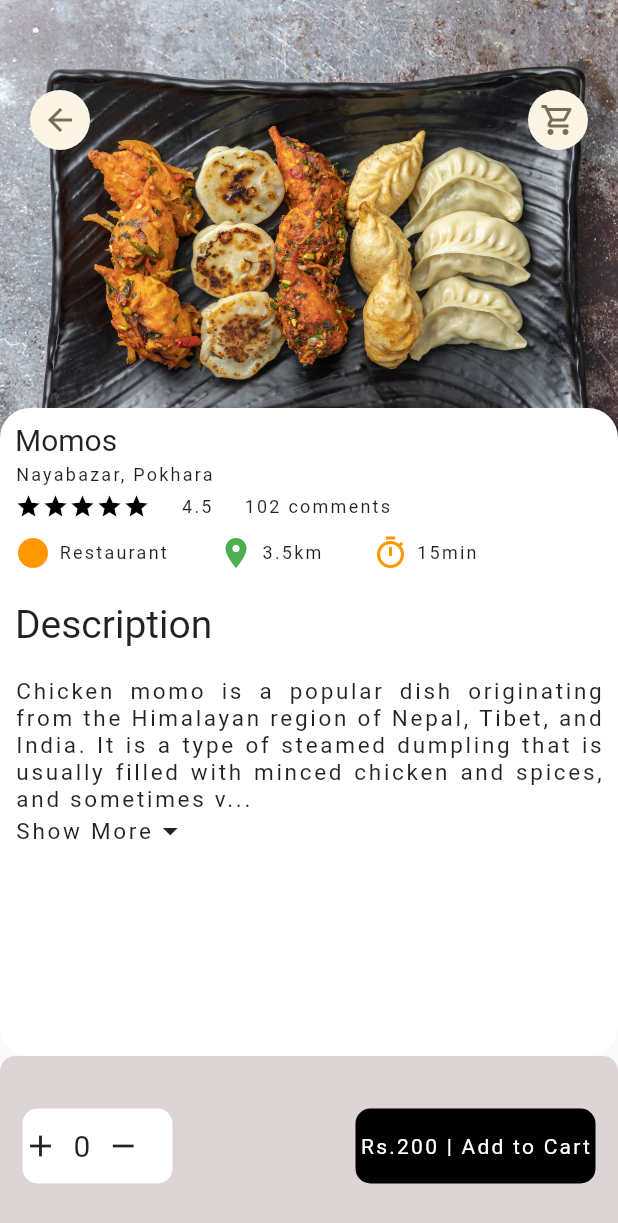
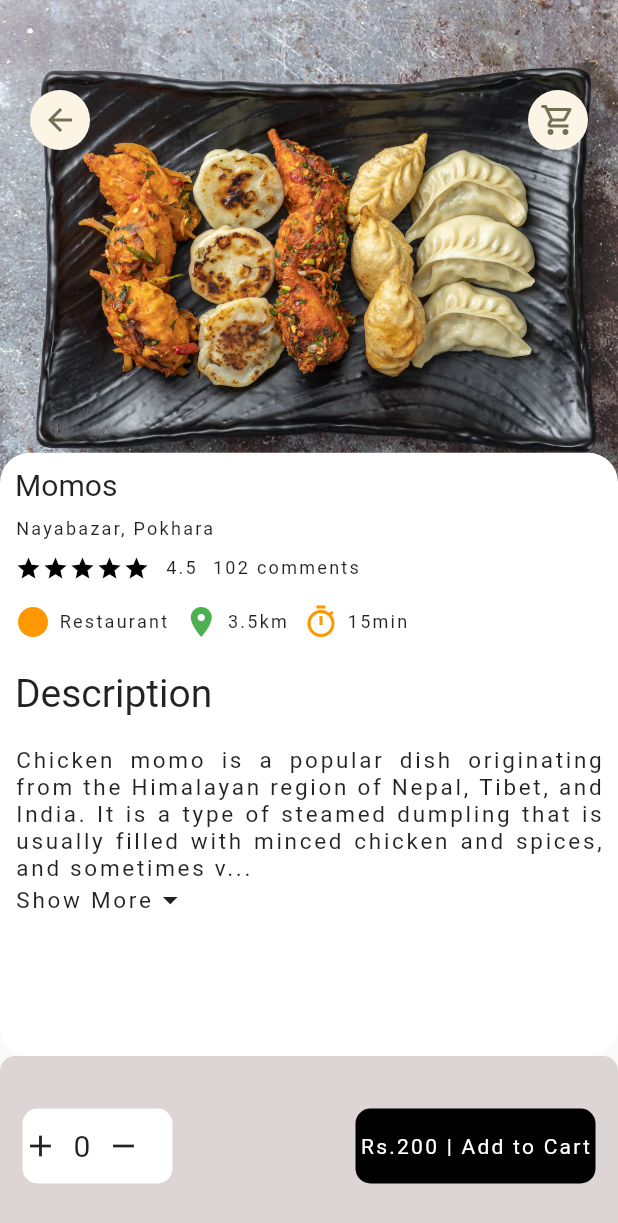
Before and after one commit to ankitsubedi89/food-delivery-app, a Flutter app: the screen it shows after launch, after a tap on "IBlues Restaurant and bar", on a phone screen of 412 x 824 dp. Shown: the top 1223 px of the screen. Run offline on Flutter 3.47's test engine with Material 2 defaults, Android fonts, the phone set to English and light mode, and no system bars; our stand-ins replace dots_indicator, flutter_screenutil, get; missing offline and left inert: dart:ffi; Roboto replaces fonts that are missing (Raleway).

Commit message:
Responsive page created

```diff
--- a/lib/pages/food/food_details.dart
+++ b/lib/pages/food/food_details.dart
@@ -1,6 +1,6 @@
 import 'package:flutter/material.dart';
-import 'package:flutter_catalog/widgets/add_to_cart.dart';
 import 'package:flutter_catalog/widgets/description_text.dart';
+import 'package:flutter_catalog/widgets/dimensions.dart';
 
 import '../../widgets/app_icon.dart';
 import '../../widgets/big_text.dart';
@@ -13,7 +13,8 @@ class FoodDetails extends StatelessWidget {
 
   @override
   Widget build(BuildContext context) {
-    // print(MediaQuery.of(context).size.height);
+    print(MediaQuery.of(context).size.height);
+    print(MediaQuery.of(context).size.width);
     var _mediaQuery = MediaQuery.of(context);
     return Scaffold(
       body: Stack(children: [
@@ -22,7 +23,7 @@ class FoodDetails extends StatelessWidget {
           right: 0,
           child: Container(
             width: double.infinity,
-            height: _mediaQuery.size.height * 0.4,
+            height: Dimensions.height330,
             decoration: const BoxDecoration(
                 image: DecorationImage(
                     fit: BoxFit.cover,
@@ -30,7 +31,7 @@ class FoodDetails extends StatelessWidget {
           ),
         ),
         Positioned(
-            top: _mediaQuery.size.height * 0.33,
+            top: Dimensions.height300,
             bottom: 0,
             left: 0,
             right: 0,
@@ -50,12 +51,12 @@ class FoodDetails extends StatelessWidget {
                     crossAxisAlignment: CrossAxisAlignment.start,
                     children: [
                       BigText(text: "Momos"),
-                      const SizedBox(
-                        height: 5,
+                      SizedBox(
+                        height: Dimensions.height10,
                       ),
                       SmallText(text: "Nayabazar, Pokhara"),
-                      const SizedBox(
-                        height: 5,
+                      SizedBox(
+                        height: Dimensions.height10,
                       ),
                       Row(
                       children: [
@@ -69,17 +70,17 @@ class FoodDetails extends StatelessWidget {
                                   )),
                         ),
                         SizedBox(
-                            width: _mediaQuery.size.width * 0.05,
+                          width: Dimensions.width10,
                         ),
                         SmallText(text: '4.5'),
                         SizedBox(
-                            width: _mediaQuery.size.width * 0.05,
+                          width:Dimensions.width10,
                         ),
                         SmallText(text: '102 comments')
                       ],
                     ),
                     SizedBox(
-                        height: _mediaQuery.size.height * 0.012,
+                      height: Dimensions.height15,
                     ),
                     Row(
                       children: [
@@ -88,14 +89,14 @@ class FoodDetails extends StatelessWidget {
                             text: 'Restaurant',
                             iconColor: Colors.orange),
                         SizedBox(
-                            width: _mediaQuery.size.width * 0.081,
+                          width: Dimensions.width10,
                         ),
                         const IconText(
                             icon: Icons.location_on,
                             text: '3.5km',
                             iconColor: Colors.green),
                         SizedBox(
-                            width: _mediaQuery.size.width * 0.081,
+                          width: Dimensions.width10,
                         ),
                         const IconText(
                             icon: Icons.timer_outlined,
--- a/lib/pages/home/main_screen.dart
+++ b/lib/pages/home/main_screen.dart
@@ -1,6 +1,7 @@
 import 'package:flutter/material.dart';
 import 'package:flutter_catalog/pages/home/restaurant_page_body.dart';
 import 'package:flutter_catalog/widgets/big_text.dart';
+import 'package:flutter_catalog/widgets/dimensions.dart';
 import 'package:flutter_catalog/widgets/small_text.dart';
 
 class MainScreen extends StatelessWidget {
@@ -13,27 +14,27 @@ class MainScreen extends StatelessWidget {
         body: Column(
           children: [
             Container(
-              margin: EdgeInsets.only(top: 10, bottom: 10 ),
-              padding: EdgeInsets.only(left: 10, right: 10),
+              margin: EdgeInsets.only(top: Dimensions.height10, bottom: Dimensions.height10 ),
+              padding: EdgeInsets.only(left: Dimensions.width10, right: Dimensions.width10),
               child: Row(
                 mainAxisAlignment: MainAxisAlignment.spaceBetween,
                 children: [
                   Column(
-                    children: [BigText(text: "Nepal", size: 30,),
+                    children: [BigText(text: "Nepal", size: Dimensions.font30,),
                      Row(
                        children: [
-                         SmallText(text: "Pokhara", size: 15,),
+                         SmallText(text: "Pokhara", size: Dimensions.font15,),
                          Icon(Icons.arrow_drop_down_rounded)
                        ],
                      )],
                   ),
                   Container(
-                    height: 50,
-                    width: 50,
+                    height: Dimensions.height50,
+                    width: Dimensions.width50,
                     child: Icon(Icons.search, color: Colors.white),
                     decoration: BoxDecoration(
                         color: Colors.black,
-                        borderRadius: BorderRadius.circular(10)),
+                        borderRadius: BorderRadius.circular(Dimensions.radius10)),
                   )
                 ],
               ),
--- a/lib/pages/home/restaurant_page_body.dart
+++ b/lib/pages/home/restaurant_page_body.dart
@@ -2,6 +2,7 @@ import 'package:dots_indicator/dots_indicator.dart';
 import 'package:flutter/material.dart';
 import 'package:flutter_catalog/pages/food/food_details.dart';
 import 'package:flutter_catalog/widgets/big_text.dart';
+import 'package:flutter_catalog/widgets/dimensions.dart';
 import 'package:flutter_catalog/widgets/icon_text.dart';
 import 'package:flutter_catalog/widgets/small_text.dart';
 import 'package:get/get.dart';
@@ -41,14 +42,16 @@ class _SlideshowFoodState extends State<RestaurantPageBody> {
     return Column(
       children: [
         Container(
-              margin: EdgeInsets.all(15),
-              child: Row(
-                 children: [ BigText(text: "Restaurant Near You", ),
+          margin: EdgeInsets.only(top: Dimensions.height15, left: Dimensions.width10, right: Dimensions.width10, bottom: Dimensions.height10),
+          child: Row(children: [
+            BigText(
+              text: "Restaurant Near You",
+            ),
           ]),
         ),
 
         Container(
-          height: _mediaQuery.size.height * 0.36,
+          height: Dimensions.pageViewContainer,
           // color: Colors.red,
           child: PageView.builder(
               controller: pageController,
@@ -66,15 +69,22 @@ class _SlideshowFoodState extends State<RestaurantPageBody> {
           ),
         ),
 
-        SizedBox(height: _mediaQuery.size.height * 0.012,),
+        SizedBox(
+          height: Dimensions.height10,
+        ),
         Container(
-          margin: EdgeInsets.only(left: 15),
+            margin: EdgeInsets.only(left: Dimensions.width10),
             child: Row(
               children: [
-              BigText(text: "All Restaurant", size: 22,),
+                BigText(
+                  text: "All Restaurant",
+                  size: Dimensions.font22,
+                ),
               ],
             )),
-          SizedBox(height: _mediaQuery.size.height * 0.018,),
+        SizedBox(
+          height: Dimensions.height15,
+        ),
 
         // for popular restaurant
         ListView.builder(
@@ -83,16 +93,16 @@ class _SlideshowFoodState extends State<RestaurantPageBody> {
             itemCount: 10,
             itemBuilder: ((context, index) {
               return Container(
-                margin: const EdgeInsets.only(right: 15, left: 15, bottom: 10),
+                margin: EdgeInsets.only(right: Dimensions.width15, left: Dimensions.width10, bottom: Dimensions.height10),
                 child: Column(
                   children: [
                     Row(
                       children: [
                         Container(
-                          height: 100,
-                          width: 100,
+                          height: Dimensions.height100,
+                          width: Dimensions.width100,
                           decoration: BoxDecoration(
-                            borderRadius: BorderRadius.circular(10),
+                            borderRadius: BorderRadius.circular(Dimensions.radius10),
                             image: const DecorationImage(
                                 image: AssetImage("assets/images/iblues.png"),
                                 fit: BoxFit.cover),
@@ -100,41 +110,46 @@ class _SlideshowFoodState extends State<RestaurantPageBody> {
                         ),
                         Expanded(
                           child: Container(
-                            height: 100,
+                            height: Dimensions.height100,
                             decoration: BoxDecoration(
                                 color: Colors.white,
-                                borderRadius: BorderRadius.circular(10)),
+                                borderRadius: BorderRadius.circular(Dimensions.radius10),),
                             child: Padding(
-                              padding: const EdgeInsets.all(10),
+                              padding: EdgeInsets.all(Dimensions.height10),
                               child: Column(
                                 crossAxisAlignment: CrossAxisAlignment.start,
                                 children: [
                                   InkWell(
                                       onTap: (() {
-                                      Get.to(() =>FoodDetails());
+                                        Get.to(() => FoodDetails());
                                         // Get.back();
                                       }),
-                                    child: BigText(text: "IBlues Restaurant and bar")),
-                                  SizedBox(height: 5,),
+                                      child: BigText(
+                                          text: "IBlues Restaurant and bar")),
+                                  SizedBox(
+                                    height: Dimensions.height8,
+                                  ),
                                   SmallText(text: "Nayabazar, Pokhara"),
-                                  SizedBox(height: 5,),
+                                  SizedBox(
+                                    height: Dimensions.height8,
+                                  ),
                                   Row(
-                                    children: const [
-                                      IconText(
+                                    children: [
+                                      const IconText(
                                           icon: Icons.circle_sharp,
                                           text: 'Restaurant',
                                           iconColor: Colors.orange),
                                       SizedBox(
-                                        width: 5,
+                                        width: Dimensions.width5,
                                       ),
-                                      IconText(
+                                      const IconText(
                                           icon: Icons.location_on,
                                           text: '3.5km',
                                           iconColor: Colors.green),
                                       SizedBox(
-                                        width: 5,
+                                        width: Dimensions.width5,
                                       ),
-                                      IconText(
+                                      const IconText(
                                           icon: Icons.timer_outlined,
                                           text: '15min',
                                           iconColor: Colors.orange)
@@ -158,12 +173,11 @@ class _SlideshowFoodState extends State<RestaurantPageBody> {
   Widget _buildHotel(index) {
     // Matrix4 matrix = Matrix4.identity();
 
-    var _mediaQuery = MediaQuery.of(context);
     return Stack(
       children: [
         Container(
-          height: _mediaQuery.size.height * 0.30,
-          margin: const EdgeInsets.only(left: 5, right: 5),
+          height: Dimensions.height250,
+          margin: EdgeInsets.only(left: Dimensions.width5, right: Dimensions.width5),
           decoration: BoxDecoration(
               borderRadius: BorderRadius.circular(30),
               color: index.isEven ? Color(hashCode) : Color(0xff9294cc),
@@ -174,10 +188,10 @@ class _SlideshowFoodState extends State<RestaurantPageBody> {
         Align(
           alignment: Alignment.bottomCenter,
           child: Container(
-              height: _mediaQuery.size.height * 0.146,
-              margin: const EdgeInsets.only(left: 35, right: 35, bottom: 20),
+              height: Dimensions.height120,
+              margin: EdgeInsets.only(left: Dimensions.width35, right: Dimensions.width35, bottom: Dimensions.height20),
               decoration: BoxDecoration(
-                borderRadius: BorderRadius.circular(25),
+                borderRadius: BorderRadius.circular(Dimensions.radius20),
                 color: Colors.white,
                 boxShadow: const [
                   BoxShadow(
@@ -189,37 +203,37 @@ class _SlideshowFoodState extends State<RestaurantPageBody> {
                 ],
               ),
               child: Container(
-                padding: EdgeInsets.only(right: 15, left: 15, top: 10),
+                padding: EdgeInsets.only(right: Dimensions.width10, left: Dimensions.width10, top: Dimensions.height10),
                 child: Column(
                   crossAxisAlignment: CrossAxisAlignment.start,
                   children: [
                     BigText(text: 'IBlues Restaurant and Bar'),
                     SizedBox(
-                      height: _mediaQuery.size.height * 0.012,
+                      height: Dimensions.height15,
                     ),
                     Row(
                       children: [
                         Wrap(
                           children: List.generate(
                               5,
-                              (index) => const Icon(
+                              (index) => Icon(
                                     Icons.star,
                                     color: Colors.black,
-                                    size: 18,
+                                    size: Dimensions.iconSize22,
                                   )),
                         ),
                         SizedBox(
-                          width: _mediaQuery.size.width * 0.05,
+                          width: Dimensions.width10,
                         ),
                         SmallText(text: '4.5'),
                         SizedBox(
-                          width: _mediaQuery.size.width * 0.05,
+                          width: Dimensions.width10,
                         ),
                         SmallText(text: '102 comments')
                       ],
                     ),
                     SizedBox(
-                      height: _mediaQuery.size.height * 0.012,
+                      height: Dimensions.height15,
                     ),
                     Row(
                       children: [
@@ -228,14 +242,14 @@ class _SlideshowFoodState extends State<RestaurantPageBody> {
                             text: 'Restaurant',
                             iconColor: Colors.orange),
                         SizedBox(
-                          width: _mediaQuery.size.width * 0.024,
+                          width: Dimensions.width10,
                         ),
                         const IconText(
                             icon: Icons.location_on,
                             text: '3.5km',
                             iconColor: Colors.green),
                         SizedBox(
-                          width: _mediaQuery.size.width * 0.024,
+                          width: Dimensions.width10,
                         ),
                         const IconText(
                             icon: Icons.timer_outlined,
--- /dev/null
+++ b/lib/pages/restaurant/all_restaurant.dart
@@ -0,0 +1,11 @@
+import 'package:flutter/src/widgets/container.dart';
+import 'package:flutter/src/widgets/framework.dart';
+
+class AllRestaurant extends StatelessWidget {
+  const AllRestaurant({super.key});
+
+  @override
+  Widget build(BuildContext context) {
+    return Container();
+  }
+}
--- a/lib/widgets/add_to_cart.dart
+++ b/lib/widgets/add_to_cart.dart
@@ -1,5 +1,6 @@
 import 'package:flutter/material.dart';
 import 'package:flutter_catalog/widgets/big_text.dart';
+import 'package:flutter_catalog/widgets/dimensions.dart';
 import 'package:flutter_catalog/widgets/small_text.dart';
 
 class AddToCart extends StatelessWidget {
@@ -9,9 +10,9 @@ class AddToCart extends StatelessWidget {
   Widget build(BuildContext context) {
     return Scaffold(
       body:Container(
-        height: 120,
+        height: Dimensions.height120,
         // width: 150,
-        padding: EdgeInsets.all(15),
+        padding: EdgeInsets.all(Dimensions.height15),
         decoration: BoxDecoration(
             borderRadius: BorderRadius.only(
                 topLeft: Radius.circular(10), topRight: Radius.circular(10)),
@@ -21,30 +22,30 @@ class AddToCart extends StatelessWidget {
           children: [
             Center(
               child: Container(
-                  height: 50,
-                  width: 100,
+                  height: Dimensions.height50,
+                  width: Dimensions.width100,
                   decoration: BoxDecoration(
                       color: Colors.white,
                       borderRadius: BorderRadius.circular(10)),
                   child: Row(
                     children: [
                       Icon(Icons.add),
-                      SizedBox(width: 10),
+                      SizedBox(width: Dimensions.width10),
                       BigText(text: "0"),
-                      SizedBox(width: 10),
+                      SizedBox(width: Dimensions.width10),
                       Icon(Icons.remove)
                     ],
                   )),
             ),
             Container(
-              height: 50,
-              width: 160,
+              height: Dimensions.height50,
+              width: Dimensions.width160,
               decoration: BoxDecoration(
                   color: Colors.black, borderRadius: BorderRadius.circular(10)),
               child: Center(
                   child: SmallText(
                 text: "Rs.200 | Add to Cart",
-                size: 14,
+                size: Dimensions.font15,
                 color: Colors.white,
               )),
             )
--- a/lib/widgets/big_text.dart
+++ b/lib/widgets/big_text.dart
@@ -1,4 +1,5 @@
 import 'package:flutter/cupertino.dart';
+import 'package:flutter_catalog/widgets/dimensions.dart';
 
 class BigText extends StatelessWidget {
   final Color? color;
@@ -10,7 +11,7 @@ class BigText extends StatelessWidget {
       this.color,
       required this.text,
       this.overFlowText = TextOverflow.ellipsis,
-      this.size = 20});
+      this.size = 0});
 
   @override
   Widget build(BuildContext context) {
@@ -20,7 +21,7 @@ class BigText extends StatelessWidget {
       maxLines: 1,
       style: TextStyle(
           fontFamily: 'Raleway',
-          fontSize: size,
+          fontSize: size == 0 ? Dimensions.font20: size,
           color: color,
            fontWeight: FontWeight.w400),
     );
--- /dev/null
+++ b/lib/widgets/dimensions.dart
@@ -0,0 +1,67 @@
+import 'package:get/get.dart';
+
+class Dimensions{
+  static double screenHeight = Get.context!.height;
+  static double screenWidth = Get.context!.width;
+
+  static double pageViewContainer = screenHeight / 2.73;
+  // static double pageViewContainerWidth = screenWidth / 0.9;
+
+
+  //Height of the containers
+  static double height5 = screenHeight / 164.10;
+  static double height8 = screenHeight / 102.70;
+  static double height10 = screenHeight / 82.05;
+  static double height15 = screenHeight / 54.70;
+  static double height20 = screenHeight / 41.03;
+  static double height25 = screenHeight / 32.86;
+  static double height30 = screenHeight / 27.47;
+  static double height35 = screenHeight / 23.71;
+  static double height50 = screenHeight / 16.42;
+  static double height100 = screenHeight / 8.21;
+  static double height120 = screenHeight / 6.77;
+  static double height200 = screenHeight / 4.11;
+  static double height250 = screenHeight / 3.28;
+  static double height270 = screenHeight / 3.05;
+  static double height300 = screenHeight / 2.73;
+  static double height330 = screenHeight / 2.45;
+
+
+  //Width of the containers
+  static double width5 = screenWidth / 82.05;
+  static double width10 = screenWidth / 41.14;
+  static double width15 = screenWidth / 27.47;
+  static double width20 = screenWidth / 20.52;
+  static double width25 = screenWidth / 16.42;
+  static double width30 = screenWidth / 13.36;
+  static double width35 = screenWidth / 11.29;
+  static double width50 = screenWidth / 8.21;
+  static double width100 = screenWidth / 4.11;
+  static double width120 = screenWidth / 3.28;
+  static double width160 = screenWidth / 2.45;
+
+
+  //Fonts
+  static double font5 = screenHeight / 164.10;
+  static double font10 = screenHeight / 82.05;
+  static double font12 = screenHeight / 68.38;
+  static double font15 = screenHeight / 54.70;
+  static double font20 = screenHeight / 41.03;
+  static double font30 = screenHeight / 27.47;
+  static double font22 = screenHeight / 37.27;
+  static double font18 = screenHeight / 45.80;
+
+  //Radius
+  static double radius5 = screenHeight / 164.10;
+  static double radius10 = screenHeight / 82.05;
+  static double radius15 = screenHeight / 54.70;
+  static double radius20 = screenHeight / 41.03;
+
+  //Icon size
+  static double iconSize18 = screenHeight / 91.13;
+  static double iconSize20 = screenHeight / 82.05;
+  static double iconSize22 = screenHeight / 73.87;
+
+
+
+}
--- a/lib/widgets/icon_text.dart
+++ b/lib/widgets/icon_text.dart
@@ -1,4 +1,5 @@
 import 'package:flutter/widgets.dart';
+import 'package:flutter_catalog/widgets/dimensions.dart';
 import 'package:flutter_catalog/widgets/small_text.dart';
 
 class IconText extends StatelessWidget {
@@ -15,7 +16,7 @@ class IconText extends StatelessWidget {
     return Row(
       children: [
         Icon(icon, color: iconColor,),
-        SizedBox(width: 5,),
+        SizedBox(width: Dimensions.width5,),
         SmallText(text: text)
       ],
     );
--- a/lib/widgets/small_text.dart
+++ b/lib/widgets/small_text.dart
@@ -1,4 +1,5 @@
 import 'package:flutter/cupertino.dart';
+import 'package:flutter_catalog/widgets/dimensions.dart';
 
 class SmallText extends StatelessWidget {
   final Color? color;
@@ -9,7 +10,7 @@ class SmallText extends StatelessWidget {
       {super.key,
       this.color,
       required this.text,
-      this.size = 12,
+      this.size = 0,
       this.lineSpacing = 1.5,});
 
   @override
@@ -18,7 +19,7 @@ class SmallText extends StatelessWidget {
       text,
       style: TextStyle(
           fontFamily: 'Raleway',
-          fontSize: size,
+          fontSize: size == 0 ? Dimensions.font12 : size,
           color: color,
           letterSpacing: lineSpacing,
            fontWeight: FontWeight.w400),
```
Lines whose indentation alone changed are shown as unchanged.
